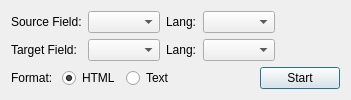
First picture: the form in form.ui, repository kelciour/google-translate, before the edit.
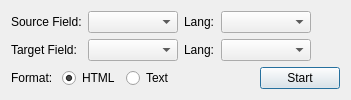
Second picture: the form after the edit.

Commit message: Set minimum width for comboboxes

```diff
--- a/form.ui
+++ b/form.ui
@@ -32,7 +32,7 @@
       <widget class="QComboBox" name="sourceField">
        <property name="minimumSize">
         <size>
-         <width>0</width>
+         <width>90</width>
          <height>0</height>
         </size>
        </property>
@@ -89,7 +89,7 @@
       <widget class="QComboBox" name="sourceLang">
        <property name="minimumSize">
         <size>
-         <width>0</width>
+         <width>90</width>
          <height>0</height>
         </size>
        </property>
```
